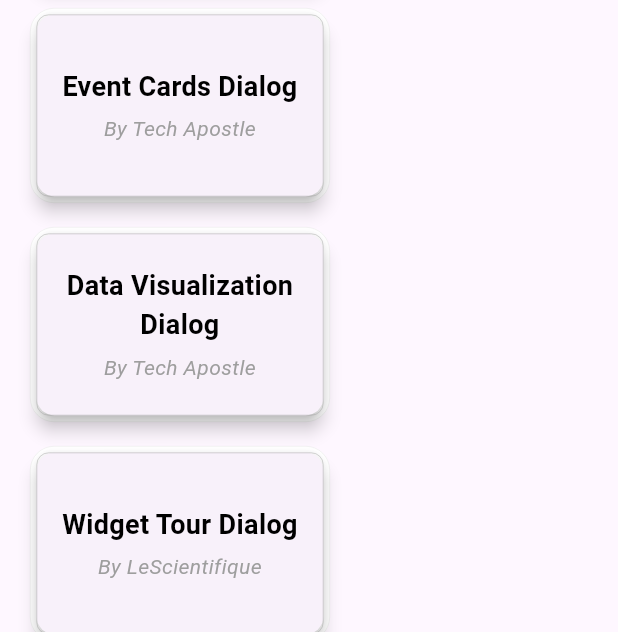
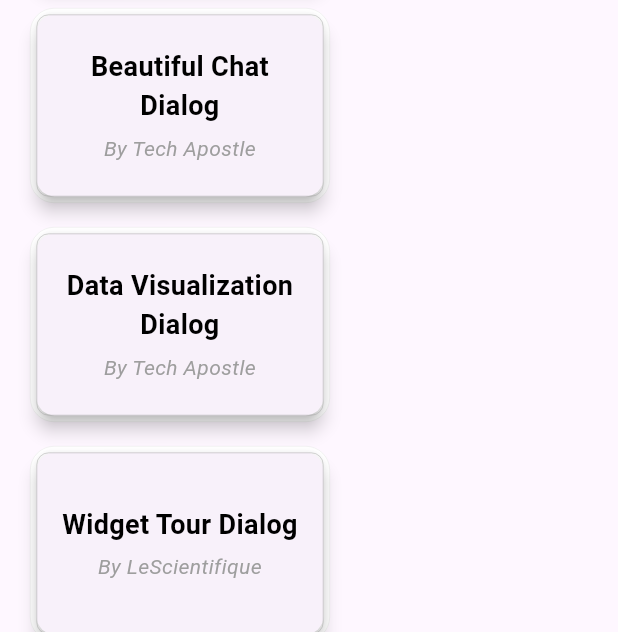
Before and after one commit to Docteur-Parfait/beautiful_dialog, a Flutter app: the screen it shows after launch, scrolled down 2880 dp, on a phone screen of 412 x 824 dp, the part 604-1236 px from its top. Run offline on Flutter 3.47's test engine with Material 3 defaults, Android fonts, the phone set to English and light mode, and no system bars; our stand-ins replace audioplayers, bot_toast, chat_bubbles, file_picker, fl_chart, flutter_card_swiper and 4 more; missing offline and left inert: dart:html.

```diff
--- a/lib/views/dialog_view.dart
+++ b/lib/views/dialog_view.dart
@@ -1,7 +1,5 @@
 import 'package:beautiful_dialog/dialogs/animated_confirmation_dialog.dart';
 import 'package:beautiful_dialog/dialogs/data_visualization_dialog.dart';
-import 'package:beautiful_dialog/dialogs/event_card_dialog.dart';
-import 'package:beautiful_dialog/dialogs/feedback_dialogbox.dart';
 import 'package:beautiful_dialog/dialogs/gamified_dialog.dart';
 import 'package:beautiful_dialog/dialogs/discard_changes_dialog.dart';
 import 'package:beautiful_dialog/dialogs/multistep_dialog.dart';
@@ -224,9 +222,6 @@ class _DialogViewState extends State<DialogView> {
                 ),
               ),
               CustomButton(
-                text: "Event Cards Dialog",
-                author: "Tech Apostle",
-                onTap: () => EventCardDialog.showEventCardDialog(context),
                 text: "Beautiful Chat Dialog",
                 author: "Tech Apostle",
                 onTap: () => BeautifulChatDialog.show(
@@ -269,9 +264,6 @@ class _DialogViewState extends State<DialogView> {
                   text: "Avatar picker dialog",
                   author: "Prosmaw",
                   onTap: () => AvatarPicker.showAvatarPickerDialog(context)),
-              CustomButton(text: "Feedback feelings dialog", author: "Nisarg Shah",onTap: () {
-                FeedbackDialogBox.showFeedbackDialogs(context, message: "hi");
-              },)
             ],
           ),
         ),
```
